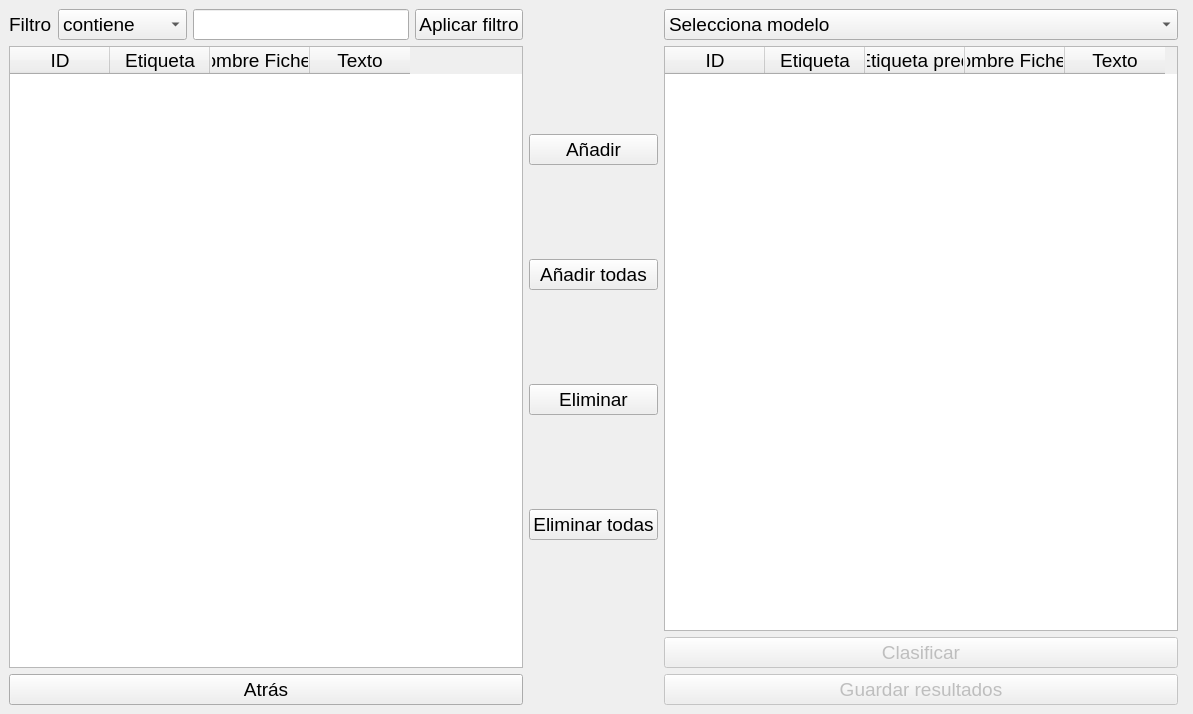
This is Interfaces/UI/view_clasificar.ui in adrianvillanueva997/computation_lab_2 as Qt 5 draws it before an edit. The edited form follows.
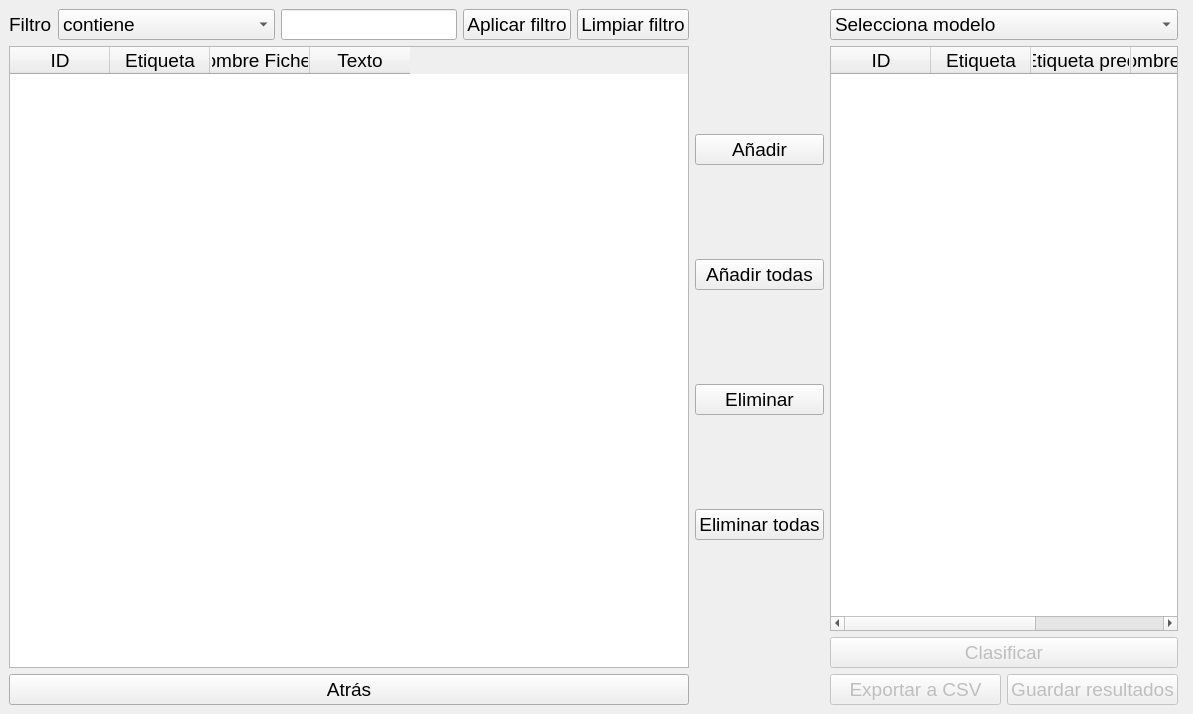
This is the edited form.

Commit message: Cuadros de dialogo de información, barras de progreso en procesos, exportar a csv, flitros en ventanas de entrenamiento, clasificar y analisis, revisadas ventanas

Patch:
```diff
--- a/Interfaces/UI/view_clasificar.ui
+++ b/Interfaces/UI/view_clasificar.ui
@@ -16,20 +16,20 @@
    </font>
   </property>
   <property name="windowTitle">
-   <string>Entrenamiento</string>
+   <string>Clasificacion</string>
   </property>
   <widget class="QWidget" name="centralwidget">
    <layout class="QGridLayout" name="gridLayout">
     <item row="1" column="7">
-     <widget class="QWidget" name="widget_resultados" native="true"/>
-    </item>
-    <item row="1" column="6">
      <widget class="QTableWidget" name="tableWidget_reviews_to_classify">
       <property name="font">
        <font>
         <pointsize>14</pointsize>
        </font>
       </property>
+      <property name="editTriggers">
+       <set>QAbstractItemView::NoEditTriggers</set>
+      </property>
       <property name="selectionBehavior">
        <enum>QAbstractItemView::SelectRows</enum>
       </property>
@@ -60,6 +60,18 @@
       </column>
      </widget>
     </item>
+    <item row="0" column="7">
+     <widget class="QComboBox" name="comboBox_algoritmo">
+      <property name="enabled">
+       <bool>true</bool>
+      </property>
+      <item>
+       <property name="text">
+        <string>Selecciona modelo</string>
+       </property>
+      </item>
+     </widget>
+    </item>
     <item row="0" column="0">
      <layout class="QHBoxLayout" name="horizontalLayout">
       <item>
@@ -86,6 +98,31 @@
           <string>no contiene</string>
          </property>
         </item>
+        <item>
+         <property name="text">
+          <string>acaba en</string>
+         </property>
+        </item>
+        <item>
+         <property name="text">
+          <string>no acaba en</string>
+         </property>
+        </item>
+        <item>
+         <property name="text">
+          <string>coinciden minMAYUS</string>
+         </property>
+        </item>
+        <item>
+         <property name="text">
+          <string>coincide exacto</string>
+         </property>
+        </item>
+        <item>
+         <property name="text">
+          <string>empieza por</string>
+         </property>
+        </item>
        </widget>
       </item>
       <item>
@@ -103,9 +140,16 @@
         </property>
        </widget>
       </item>
+      <item>
+       <widget class="QPushButton" name="pushButton_cleanfilter">
+        <property name="text">
+         <string>Limpiar filtro</string>
+        </property>
+       </widget>
+      </item>
      </layout>
     </item>
-    <item row="2" column="6">
+    <item row="2" column="7">
      <widget class="QPushButton" name="pushButton_Clasificar">
       <property name="enabled">
        <bool>false</bool>
@@ -120,16 +164,19 @@
       </property>
      </widget>
     </item>
-    <item row="0" column="6">
-     <widget class="QComboBox" name="comboBox_algoritmo">
-      <property name="enabled">
-       <bool>true</bool>
+    <item row="1" column="8">
+     <widget class="QWidget" name="widget_resultados" native="true"/>
+    </item>
+    <item row="3" column="0">
+     <widget class="QPushButton" name="pushButton_back">
+      <property name="font">
+       <font>
+        <pointsize>14</pointsize>
+       </font>
       </property>
-      <item>
-       <property name="text">
-        <string>Selecciona modelo</string>
-       </property>
-      </item>
+      <property name="text">
+       <string>Atrás</string>
+      </property>
      </widget>
     </item>
     <item row="1" column="1">
@@ -184,33 +231,6 @@
       </item>
      </layout>
     </item>
-    <item row="3" column="6">
-     <widget class="QPushButton" name="pushButton_guardar_resultados">
-      <property name="enabled">
-       <bool>false</bool>
-      </property>
-      <property name="font">
-       <font>
-        <pointsize>14</pointsize>
-       </font>
-      </property>
-      <property name="text">
-       <string>Guardar resultados</string>
-      </property>
-     </widget>
-    </item>
-    <item row="3" column="0">
-     <widget class="QPushButton" name="pushButton_back">
-      <property name="font">
-       <font>
-        <pointsize>14</pointsize>
-       </font>
-      </property>
-      <property name="text">
-       <string>Atrás</string>
-      </property>
-     </widget>
-    </item>
     <item row="1" column="0" rowspan="2">
      <widget class="QTableWidget" name="tableWidget_reviews">
       <property name="font">
@@ -218,6 +238,9 @@
         <pointsize>14</pointsize>
        </font>
       </property>
+      <property name="editTriggers">
+       <set>QAbstractItemView::NoEditTriggers</set>
+      </property>
       <property name="selectionBehavior">
        <enum>QAbstractItemView::SelectRows</enum>
       </property>
@@ -243,6 +266,35 @@
       </column>
      </widget>
     </item>
+    <item row="3" column="7">
+     <layout class="QHBoxLayout" name="horizontalLayout_2">
+      <item>
+       <widget class="QPushButton" name="pushButton_toCSV">
+        <property name="enabled">
+         <bool>false</bool>
+        </property>
+        <property name="text">
+         <string>Exportar a CSV</string>
+        </property>
+       </widget>
+      </item>
+      <item>
+       <widget class="QPushButton" name="pushButton_guardar_resultados">
+        <property name="enabled">
+         <bool>false</bool>
+        </property>
+        <property name="font">
+         <font>
+          <pointsize>14</pointsize>
+         </font>
+        </property>
+        <property name="text">
+         <string>Guardar resultados</string>
+        </property>
+       </widget>
+      </item>
+     </layout>
+    </item>
    </layout>
   </widget>
  </widget>
```
The commit also changes 38 other files.
